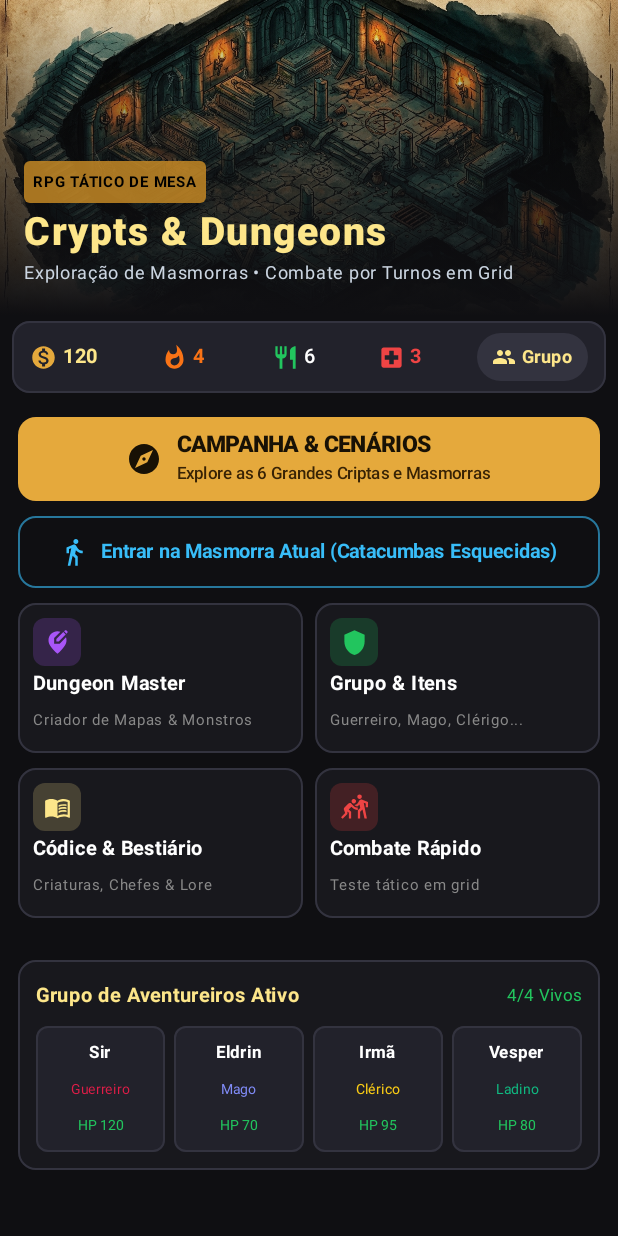
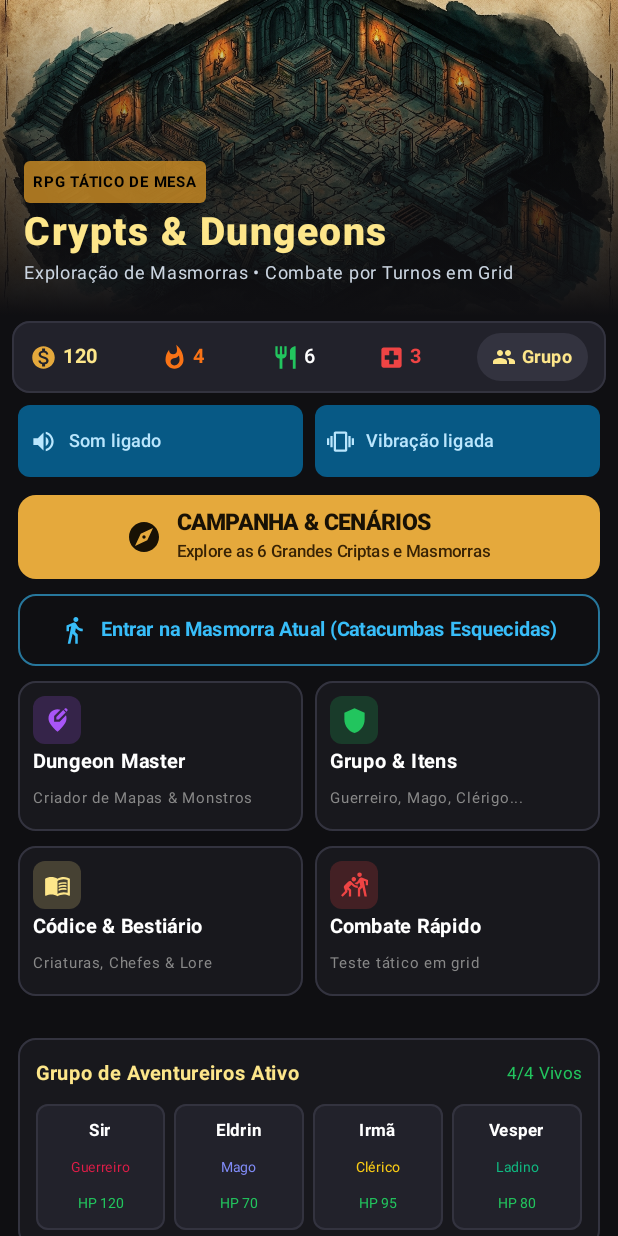
Before and after one commit to admpsy/Minigns, an Android app built with Jetpack Compose: the composable HomeScreen shown on its own in the app's theme, on a phone screen of 412 x 824 dp. Run offline under Robolectric (Android 15) with nearby library versions, the phone set to English and light mode, and no system bars.

Commit message:
External agent changes
Co-authored-by: admpsy <81986769+admpsy@users.noreply.github.com>

```diff
--- a/app/src/main/java/com/example/ui/screens/HomeScreen.kt
+++ b/app/src/main/java/com/example/ui/screens/HomeScreen.kt
@@ -8,8 +8,11 @@ import androidx.compose.foundation.rememberScrollState
 import androidx.compose.foundation.shape.RoundedCornerShape
 import androidx.compose.foundation.verticalScroll
 import androidx.compose.material.icons.Icons
+import androidx.compose.material.icons.automirrored.filled.*
 import androidx.compose.material.icons.filled.*
 import androidx.compose.material3.*
+
+@file:OptIn(ExperimentalMaterial3Api::class)
 import androidx.compose.runtime.Composable
 import androidx.compose.ui.Alignment
 import androidx.compose.ui.Modifier
@@ -37,6 +40,9 @@ fun HomeScreen(
     onSelectScenario: (EnvironmentTheme) -> Unit,
     onUseTorch: () -> Unit,
     onRest: () -> Unit,
+    onToggleSound: () -> Unit = {},
+    onToggleHaptics: () -> Unit = {},
+    onDismissBanner: () -> Unit = {},
     modifier: Modifier = Modifier
 ) {
     val scrollState = rememberScrollState()
@@ -119,7 +125,65 @@ fun HomeScreen(
             onPartyClick = { onNavigate(GameScreen.PARTY_MANAGEMENT) }
         )
 
-        Spacer(Modifier.height(12.dp))
+        // Aviso contextual (ex.: masmorra conquistada)
+        if (state.activeBannerMessage != null) {
+            Surface(
+                modifier = Modifier
+                    .fillMaxWidth()
+                    .padding(horizontal = 12.dp, vertical = 4.dp),
+                shape = RoundedCornerShape(10.dp),
+                color = GoldSecondary.copy(alpha = 0.22f),
+                border = BorderStroke(1.dp, GoldPrimary),
+                onClick = onDismissBanner
+            ) {
+                Row(
+                    modifier = Modifier.padding(horizontal = 12.dp, vertical = 10.dp),
+                    verticalAlignment = Alignment.CenterVertically
+                ) {
+                    Icon(Icons.Default.Info, contentDescription = null, tint = GoldLight, modifier = Modifier.size(18.dp))
+                    Spacer(Modifier.width(8.dp))
+                    Text(state.activeBannerMessage, color = GoldLight, fontSize = 12.sp, fontWeight = FontWeight.SemiBold, modifier = Modifier.weight(1f))
+                    Icon(Icons.Default.Close, contentDescription = "Fechar aviso", tint = Color.LightGray, modifier = Modifier.size(16.dp))
+                }
+            }
+        }
+
+        // Preferências rápidas: som e vibração
+        Row(
+            modifier = Modifier
+                .fillMaxWidth()
+                .padding(horizontal = 12.dp, vertical = 4.dp),
+            horizontalArrangement = Arrangement.spacedBy(8.dp)
+        ) {
+            FilterChip(
+                selected = state.soundEnabled,
+                onClick = onToggleSound,
+                label = { Text(if (state.soundEnabled) "Som ligado" else "Som desligado", fontSize = 12.sp) },
+                leadingIcon = {
+                    Icon(
+                        if (state.soundEnabled) Icons.AutoMirrored.Filled.VolumeUp else Icons.Default.VolumeOff,
+                        contentDescription = null,
+                        modifier = Modifier.size(18.dp)
+                    )
+                },
+                modifier = Modifier.weight(1f).heightIn(min = 48.dp).testTag("toggle_sound")
+            )
+            FilterChip(
+                selected = state.hapticsEnabled,
+                onClick = onToggleHaptics,
+                label = { Text(if (state.hapticsEnabled) "Vibração ligada" else "Vibração desligada", fontSize = 12.sp) },
+                leadingIcon = {
+                    Icon(
+                        if (state.hapticsEnabled) Icons.Default.Vibration else Icons.Default.PhonelinkErase,
+                        contentDescription = null,
+                        modifier = Modifier.size(18.dp)
+                    )
+                },
+                modifier = Modifier.weight(1f).heightIn(min = 48.dp).testTag("toggle_haptics")
+            )
+        }
+
+        Spacer(Modifier.height(8.dp))
 
         // Main Navigation Hub
         Column(
@@ -162,7 +226,7 @@ fun HomeScreen(
                     contentColor = ArcaneCyan
                 )
             ) {
-                Icon(Icons.Default.DirectionsWalk, contentDescription = null, modifier = Modifier.size(20.dp))
+                Icon(Icons.AutoMirrored.Filled.DirectionsWalk, contentDescription = null, modifier = Modifier.size(20.dp))
                 Spacer(Modifier.width(8.dp))
                 Text("Entrar na Masmorra Atual (${state.selectedTheme.title})", fontWeight = FontWeight.Bold, fontSize = 13.sp)
             }
@@ -200,7 +264,7 @@ fun HomeScreen(
                 MainMenuCard(
                     title = "Códice & Bestiário",
                     subtitle = "Criaturas, Chefes & Lore",
-                    icon = Icons.Default.MenuBook,
+                    icon = Icons.AutoMirrored.Filled.MenuBook,
                     accentColor = GoldLight,
                     onClick = { onNavigate(GameScreen.CODEX) },
                     modifier = Modifier.weight(1f).testTag("codex_button")
```
